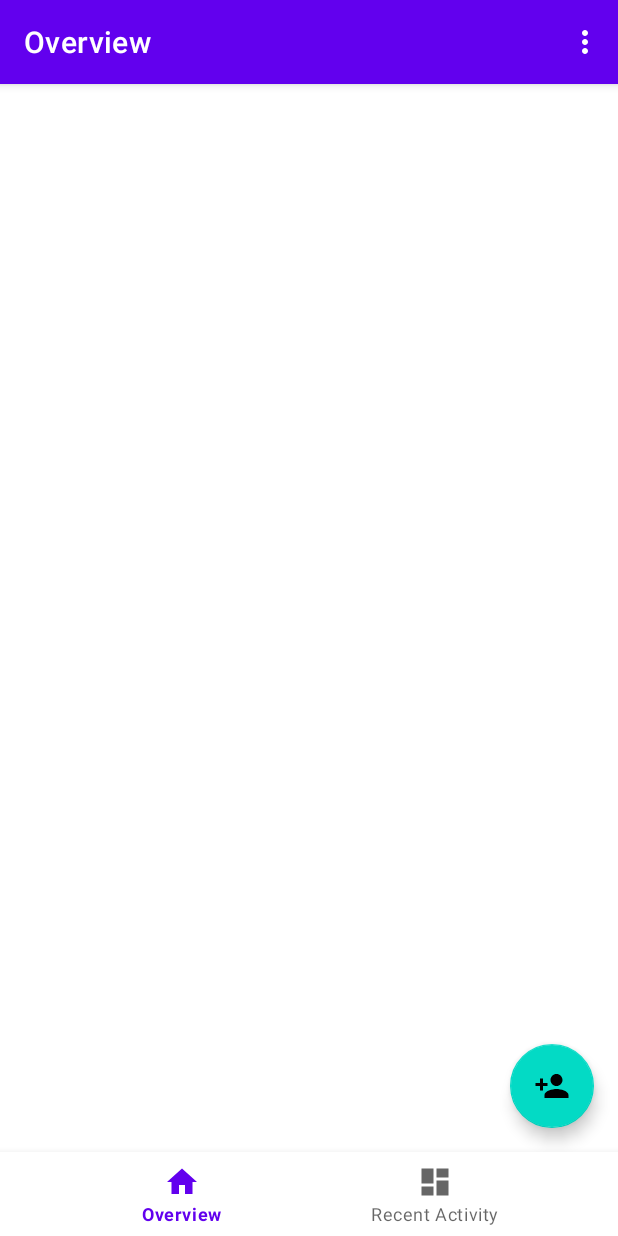
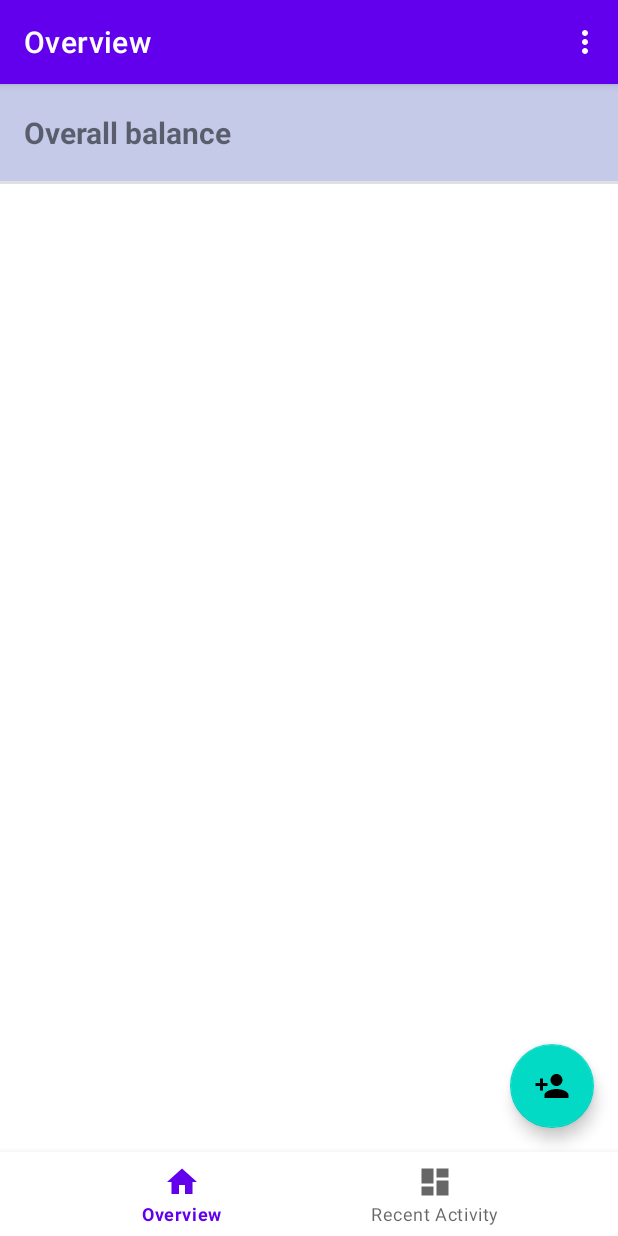
Before and after one commit to tretum/trackmydebt, an Android app: the screen it shows after launch (MainActivity), on a phone screen of 412 x 824 dp. Run offline under Robolectric (Android 15) with nearby library versions, the phone set to English and light mode, and no system bars; our stand-ins replace Room's generated code, data binding, navigation-ui; 1 statement that could not run was skipped.

Commit message:
Add overall balance to Overview, hide bottom bar in detail view

```diff
--- a/app/src/main/java/com/mmutert/trackmydebt/MainActivity.kt
+++ b/app/src/main/java/com/mmutert/trackmydebt/MainActivity.kt
@@ -1,6 +1,8 @@
 package com.mmutert.trackmydebt
 
 import android.os.Bundle
+import android.view.Gravity
+import android.view.View
 import androidx.appcompat.app.AppCompatActivity
 import androidx.navigation.Navigation
 import androidx.navigation.fragment.NavHostFragment
@@ -8,6 +10,8 @@ import androidx.navigation.ui.AppBarConfiguration
 import androidx.navigation.ui.NavigationUI
 import androidx.navigation.ui.setupActionBarWithNavController
 import androidx.navigation.ui.setupWithNavController
+import androidx.transition.Slide
+import androidx.transition.TransitionManager
 import com.google.android.material.appbar.MaterialToolbar
 import com.google.android.material.bottomnavigation.BottomNavigationView
 
@@ -34,6 +38,26 @@ class MainActivity : AppCompatActivity() {
 
         setupActionBarWithNavController(navController, mAppBarConfiguration)
         navView.setupWithNavController(navController)
+
+        navController.addOnDestinationChangedListener { controller, destination, bundle ->
+            val id = destination.id
+            if(id == R.id.personDetailFragment) {
+                val slide = Slide(Gravity.BOTTOM)
+                slide.duration = 300
+                slide.addTarget(navView)
+
+                TransitionManager.beginDelayedTransition(navView, slide)
+                navView.visibility = View.GONE
+            } else {
+                val slide = Slide(Gravity.BOTTOM)
+                slide.duration = 300
+                slide.addTarget(navView)
+
+                TransitionManager.beginDelayedTransition(navView, slide)
+                navView.visibility = View.VISIBLE
+            }
+        }
+
     }
 
     override fun onSupportNavigateUp(): Boolean {
--- a/app/src/main/java/com/mmutert/trackmydebt/ui/home/HomeFragment.kt
+++ b/app/src/main/java/com/mmutert/trackmydebt/ui/home/HomeFragment.kt
@@ -81,6 +81,10 @@ class HomeFragment : Fragment(), AddPersonDialogFragment.PersonAddedListener {
         mViewModel.persons.observe(viewLifecycleOwner, {
             mAdapter.setList(it)
         })
+
+        mViewModel.balance.observe(viewLifecycleOwner) {
+            mBinding.tvOverallBalanceValue.text = FormatHelper.printAsCurrency(it)
+        }
 
         val createSwipeHelper = createSwipeHelper()
         createSwipeHelper.attachToRecyclerView(mBinding.rvDebtList)
--- a/app/src/main/java/com/mmutert/trackmydebt/ui/home/HomeViewModel.kt
+++ b/app/src/main/java/com/mmutert/trackmydebt/ui/home/HomeViewModel.kt
@@ -19,6 +19,8 @@ class HomeViewModel(application: Application) : AndroidViewModel(application) {
 
     private val repository: AppRepository =
         AppRepository(AppDatabase.getDatabase(application).dao())
+    val balance: LiveData<Long> = repository.balance
+    val persons: LiveData<List<PersonModel>> = repository.personModels
 
     fun addPerson(name: String) {
         viewModelScope.launch {
@@ -40,5 +42,4 @@ class HomeViewModel(application: Application) : AndroidViewModel(application) {
         addTransaction(Transaction(0, partner.id, true, amount, TimeHelper.currentDateTimeLocalized, reason))
     }
 
-    val persons: LiveData<List<PersonModel>> = repository.personModels
 }
--- a/app/src/main/res/layout/activity_main.xml
+++ b/app/src/main/res/layout/activity_main.xml
@@ -2,6 +2,7 @@
 <androidx.constraintlayout.widget.ConstraintLayout xmlns:android="http://schemas.android.com/apk/res/android"
     xmlns:app="http://schemas.android.com/apk/res-auto"
     xmlns:tools="http://schemas.android.com/tools"
+    android:animateLayoutChanges="true"
     android:id="@+id/container"
     android:layout_width="match_parent"
     android:layout_height="match_parent">
--- a/app/src/main/res/layout/fragment_home.xml
+++ b/app/src/main/res/layout/fragment_home.xml
@@ -1,7 +1,7 @@
 <?xml version="1.0" encoding="utf-8"?>
 <layout xmlns:android="http://schemas.android.com/apk/res/android"
+    xmlns:tools="http://schemas.android.com/tools"
     xmlns:app="http://schemas.android.com/apk/res-auto"
-    xmlns:tools="http://schemas.android.com/tools"
     tools:context=".ui.home.HomeFragment">
 
     <data>
@@ -12,12 +12,55 @@
         android:layout_width="match_parent"
         android:layout_height="match_parent">
 
-        <androidx.recyclerview.widget.RecyclerView
-            android:id="@+id/rv_debt_list"
+        <LinearLayout
+            android:orientation="vertical"
             android:layout_width="match_parent"
-            android:layout_height="match_parent"
-            tools:listitem="@layout/debt_list_item"
-            tools:itemCount="20" />
+            android:layout_height="match_parent">
+
+            <androidx.constraintlayout.widget.ConstraintLayout
+                android:paddingHorizontal="16dp"
+                android:paddingVertical="16dp"
+                android:background="#C5CAE9"
+                android:layout_width="match_parent"
+                android:layout_height="wrap_content">
+
+                <TextView
+                    android:text="Overall balance"
+                    android:layout_width="wrap_content"
+                    android:layout_height="wrap_content"
+                    app:layout_constraintTop_toTopOf="parent"
+                    app:layout_constraintStart_toStartOf="parent"
+                    app:layout_constraintBottom_toBottomOf="parent"
+                    android:textSize="20sp"
+                    android:id="@+id/tv_overall_balance_label"
+                    android:textStyle="bold" />
+
+                <TextView
+                    tools:text="10.00€"
+                    android:layout_width="wrap_content"
+                    android:layout_height="wrap_content"
+                    android:textSize="24sp"
+                    app:layout_constraintEnd_toEndOf="parent"
+                    app:layout_constraintTop_toTopOf="parent"
+                    app:layout_constraintBottom_toBottomOf="parent"
+                    android:id="@+id/tv_overall_balance_value"
+                    android:textStyle="bold" />
+            </androidx.constraintlayout.widget.ConstraintLayout>
+
+            <View
+                android:id="@+id/divider"
+                android:layout_width="match_parent"
+                android:layout_height="2dp"
+                android:background="?android:attr/listDivider" />
+
+            <androidx.recyclerview.widget.RecyclerView
+                android:id="@+id/rv_debt_list"
+                android:layout_width="match_parent"
+                android:layout_height="match_parent"
+                tools:listitem="@layout/debt_list_item"
+                tools:itemCount="20" />
+        </LinearLayout>
+
 
         <com.google.android.material.floatingactionbutton.FloatingActionButton
             android:id="@+id/fab_add_item"
```
